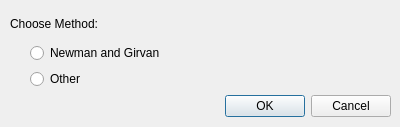
Old version of the form navi/gui/ui_src/clusterization_dialog.ui in the repository ivancrneto/tcc.
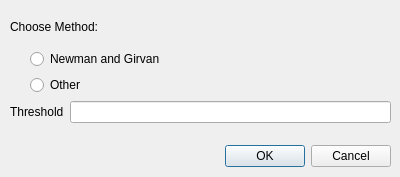
New version of the form.

Patch:
```diff
--- a/navi/gui/ui_src/clusterization_dialog.ui
+++ b/navi/gui/ui_src/clusterization_dialog.ui
@@ -7,7 +7,7 @@
     <x>0</x>
     <y>0</y>
     <width>400</width>
-    <height>127</height>
+    <height>177</height>
    </rect>
   </property>
   <property name="windowTitle">
@@ -17,7 +17,7 @@
    <property name="geometry">
     <rect>
      <x>50</x>
-     <y>90</y>
+     <y>140</y>
      <width>341</width>
      <height>32</height>
     </rect>
@@ -35,7 +35,7 @@
      <x>10</x>
      <y>10</y>
      <width>381</width>
-     <height>79</height>
+     <height>123</height>
     </rect>
    </property>
    <layout class="QVBoxLayout" name="verticalLayout">
@@ -106,6 +106,23 @@
       </item>
      </layout>
     </item>
+    <item>
+     <layout class="QHBoxLayout" name="horizontalLayout_3">
+      <property name="bottomMargin">
+       <number>10</number>
+      </property>
+      <item>
+       <widget class="QLabel" name="label_2">
+        <property name="text">
+         <string>Threshold</string>
+        </property>
+       </widget>
+      </item>
+      <item>
+       <widget class="QLineEdit" name="threshold_input"/>
+      </item>
+     </layout>
+    </item>
    </layout>
   </widget>
  </widget>
```
